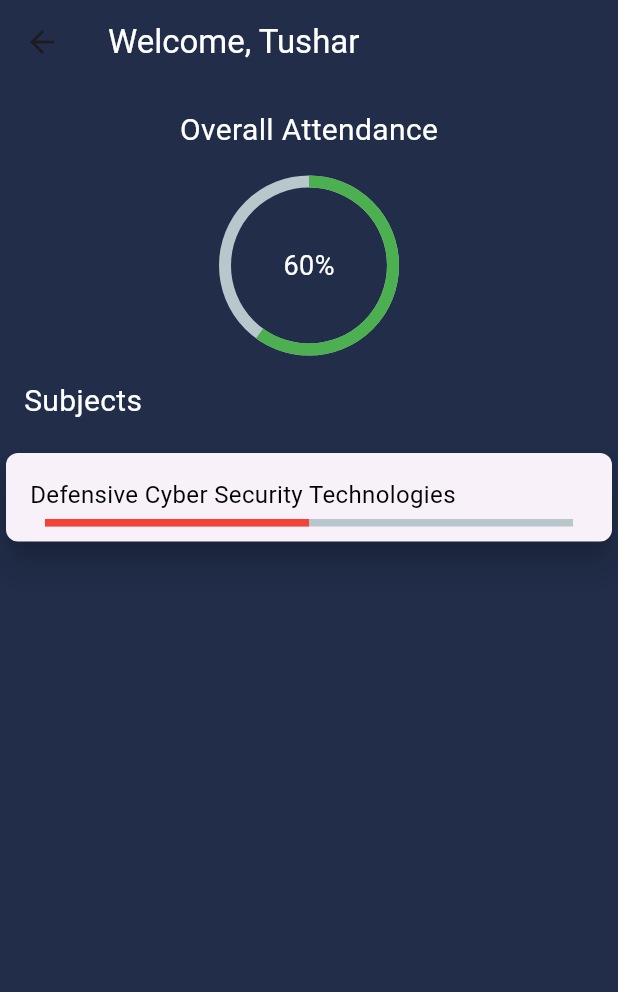
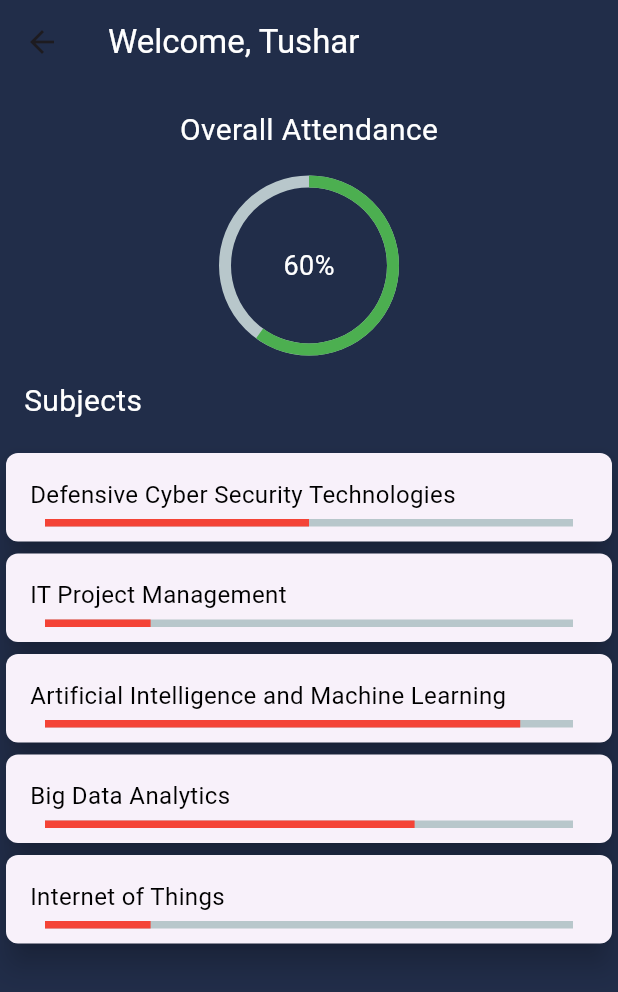
Before and after one commit to TutorialsAndroid/LMS, a Flutter app: the AttendanceScreen screen opened directly, on a phone screen of 412 x 824 dp. Shown: the top 992 px of the screen. Run offline on Flutter 3.47's test engine with Material 2 defaults, Android fonts, the phone set to English and light mode, and no system bars; drawn by our look-alikes of percent_indicator; our stand-ins replace table_calendar.

Commit message:
Update attendance_screen.dart

```diff
--- a/lib/attendance_screen.dart
+++ b/lib/attendance_screen.dart
@@ -73,7 +73,99 @@ class _AttendanceScreenState extends State<AttendanceScreen> {
                   )
                 ],
               ),
-            )
+            ),
+
+            Card(
+              shape: RoundedRectangleBorder(borderRadius: BorderRadius.circular(8)), // Controls the shape of the card
+              elevation: 8,
+              child: Column(
+                children: [
+                  const Padding(
+                    padding: EdgeInsets.fromLTRB(16, 16, 16, 0),
+                    child: Align(
+                      alignment: Alignment.centerLeft,
+                      child: Text('IT Project Management', style: TextStyle(color: Colors.black, fontSize: 16),),
+                    ),
+                  ),
+
+                  Padding(
+                      padding: const EdgeInsets.fromLTRB(16, 5, 16, 10),
+                      child: LinearPercentIndicator(
+                        percent: 0.2,
+                      )
+                  )
+                ],
+              ),
+            ),
+
+            Card(
+              shape: RoundedRectangleBorder(borderRadius: BorderRadius.circular(8)), // Controls the shape of the card
+              elevation: 8,
+              child: Column(
+                children: [
+                  const Padding(
+                    padding: EdgeInsets.fromLTRB(16, 16, 16, 0),
+                    child: Align(
+                      alignment: Alignment.centerLeft,
+                      child: Text('Artificial Intelligence and Machine Learning', style: TextStyle(color: Colors.black, fontSize: 16),),
+                    ),
+                  ),
+
+                  Padding(
+                      padding: const EdgeInsets.fromLTRB(16, 5, 16, 10),
+                      child: LinearPercentIndicator(
+                        percent: 0.9,
+                      )
+                  )
+                ],
+              ),
+            ),
+
+            Card(
+              shape: RoundedRectangleBorder(borderRadius: BorderRadius.circular(8)), // Controls the shape of the card
+              elevation: 8,
+              child: Column(
+                children: [
+                  const Padding(
+                    padding: EdgeInsets.fromLTRB(16, 16, 16, 0),
+                    child: Align(
+                      alignment: Alignment.centerLeft,
+                      child: Text('Big Data Analytics', style: TextStyle(color: Colors.black, fontSize: 16),),
+                    ),
+                  ),
+
+                  Padding(
+                      padding: const EdgeInsets.fromLTRB(16, 5, 16, 10),
+                      child: LinearPercentIndicator(
+                        percent: 0.7,
+                      )
+                  )
+                ],
+              ),
+            ),
+
+            Card(
+              shape: RoundedRectangleBorder(borderRadius: BorderRadius.circular(8)), // Controls the shape of the card
+              elevation: 8,
+              child: Column(
+                children: [
+                  const Padding(
+                    padding: EdgeInsets.fromLTRB(16, 16, 16, 0),
+                    child: Align(
+                      alignment: Alignment.centerLeft,
+                      child: Text('Internet of Things', style: TextStyle(color: Colors.black, fontSize: 16),),
+                    ),
+                  ),
+
+                  Padding(
+                      padding: const EdgeInsets.fromLTRB(16, 5, 16, 10),
+                      child: LinearPercentIndicator(
+                        percent: 0.2,
+                      )
+                  )
+                ],
+              ),
+            ),
 
           ],
         ),
```
